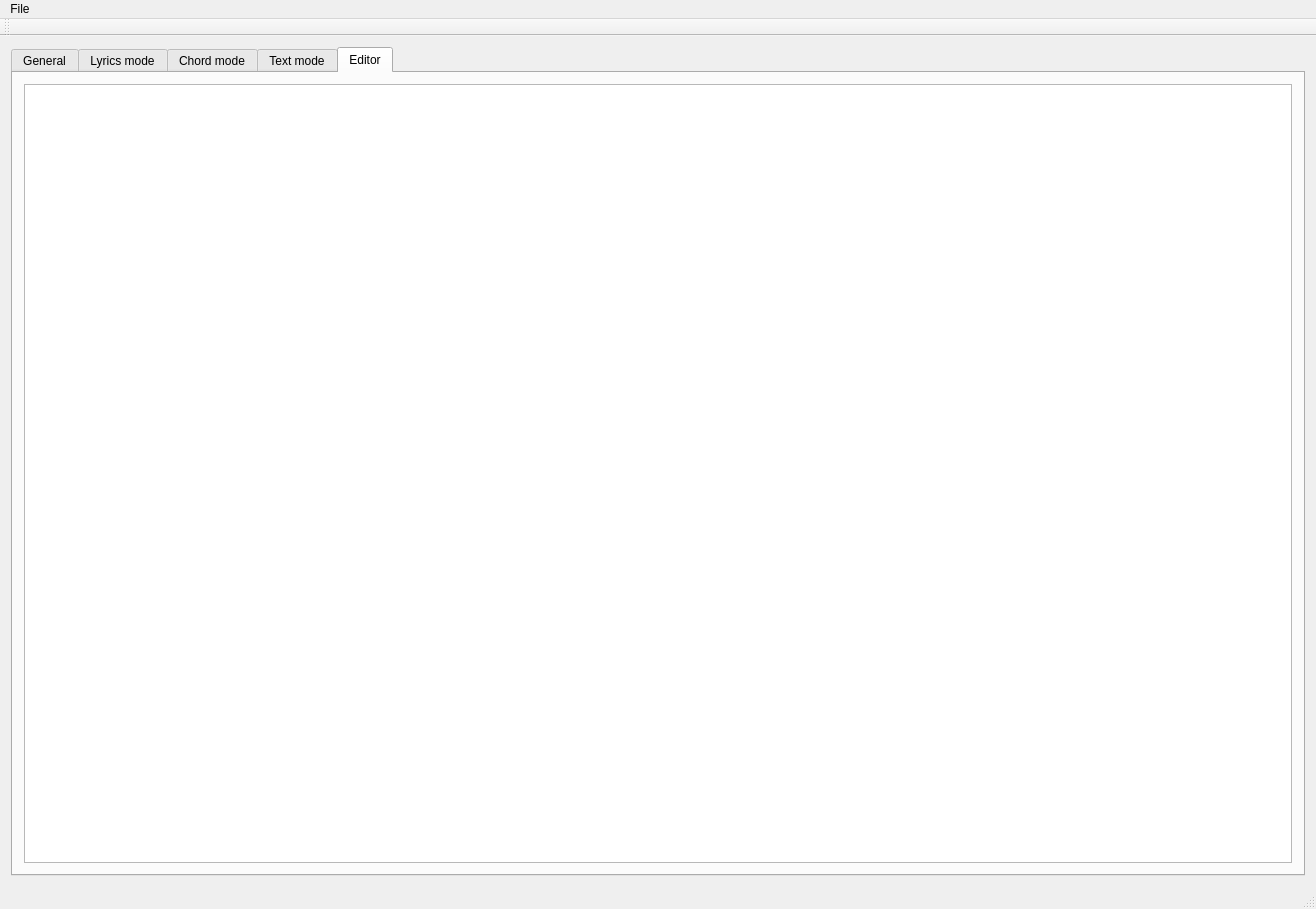
Before: the Qt Designer form mainwindow.ui in jpcima/chordv, drawn with Qt 5.
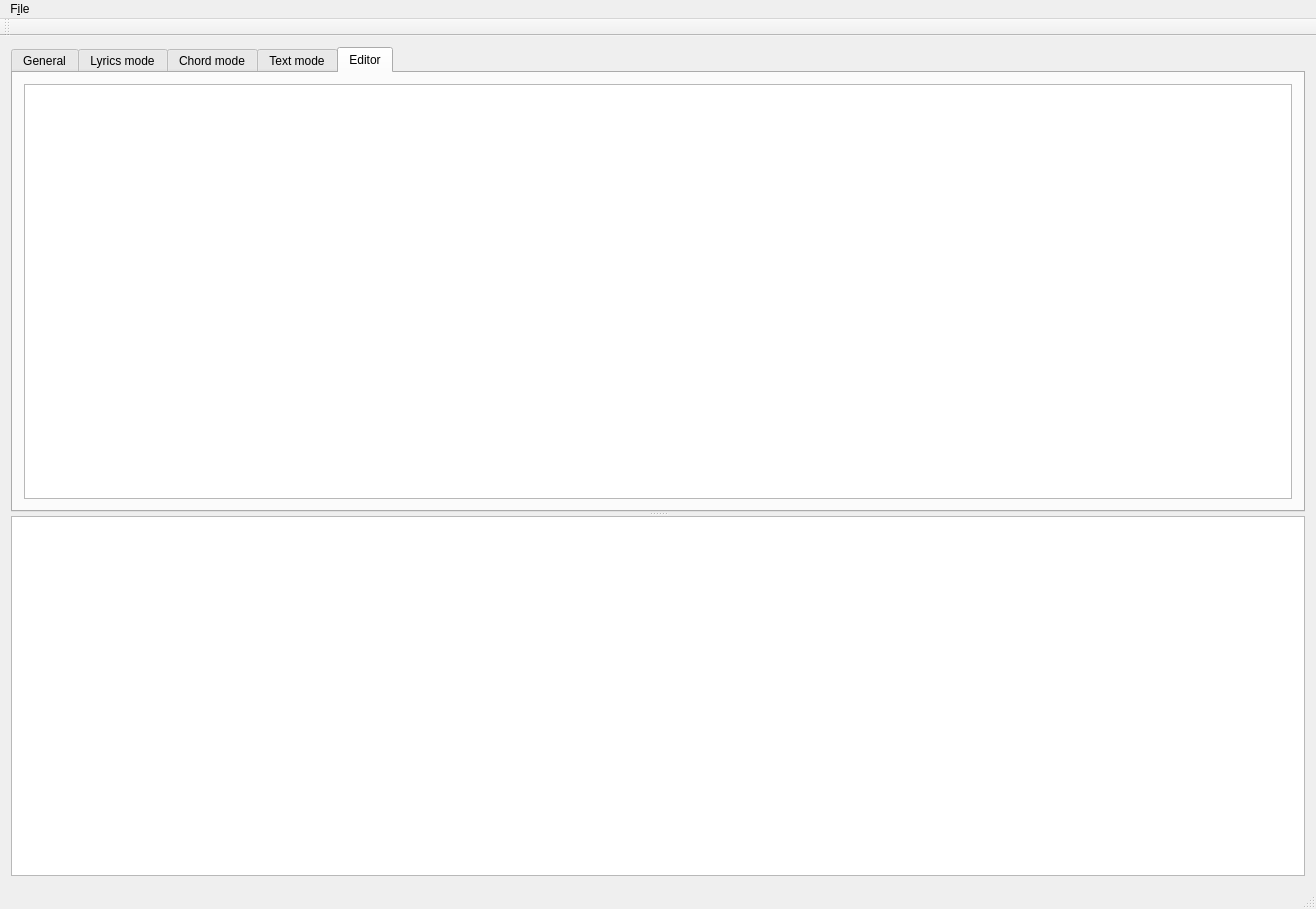
After: the same form once the commit is applied. The open tabs and pages were chosen to show the change. Custom widgets are drawn as their Qt base class.

```diff
--- a/mainwindow.ui
+++ b/mainwindow.ui
@@ -14,8 +14,12 @@
    <string>MainWindow</string>
   </property>
   <widget class="QWidget" name="centralWidget">
-   <layout class="QVBoxLayout" name="verticalLayout">
+   <layout class="QHBoxLayout" name="horizontalLayout_6">
     <item>
+     <widget class="QSplitter" name="splitter">
+      <property name="orientation">
+       <enum>Qt::Vertical</enum>
+      </property>
      <widget class="QTabWidget" name="tabWidget">
       <property name="currentIndex">
        <number>1</number>
@@ -183,10 +187,12 @@
        </attribute>
        <layout class="QVBoxLayout" name="verticalLayout_7">
         <item>
-         <widget class="QPlainTextEdit" name="plainTextEdit"/>
+          <widget class="QTextEdit" name="textEdit"/>
         </item>
        </layout>
       </widget>
+      </widget>
+      <widget class="LogMessages" name="log"/>
      </widget>
     </item>
    </layout>
@@ -197,12 +203,12 @@
      <x>0</x>
      <y>0</y>
      <width>1316</width>
-     <height>48</height>
+     <height>27</height>
     </rect>
    </property>
    <widget class="QMenu" name="menuFile">
     <property name="title">
-     <string>File</string>
+     <string>F&amp;ile</string>
     </property>
     <addaction name="actionNew_Project"/>
     <addaction name="actionOpen_Project"/>
@@ -267,6 +273,11 @@
    <header>textconfig.h</header>
    <container>1</container>
   </customwidget>
+  <customwidget>
+   <class>LogMessages</class>
+   <extends>QTextEdit</extends>
+   <header>logmessages.h</header>
+  </customwidget>
  </customwidgets>
  <resources/>
  <connections/>
```
Left out of the diff: 14 changed lines with no effect on the pictures. Lines whose indentation alone changed are shown as unchanged.
